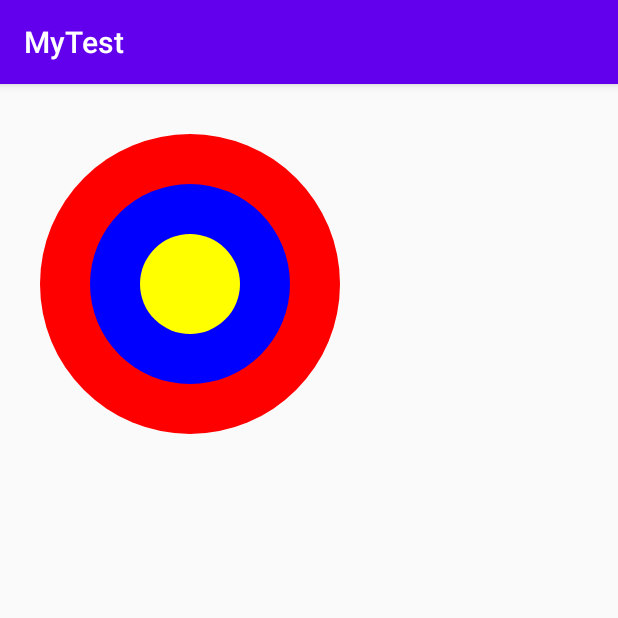
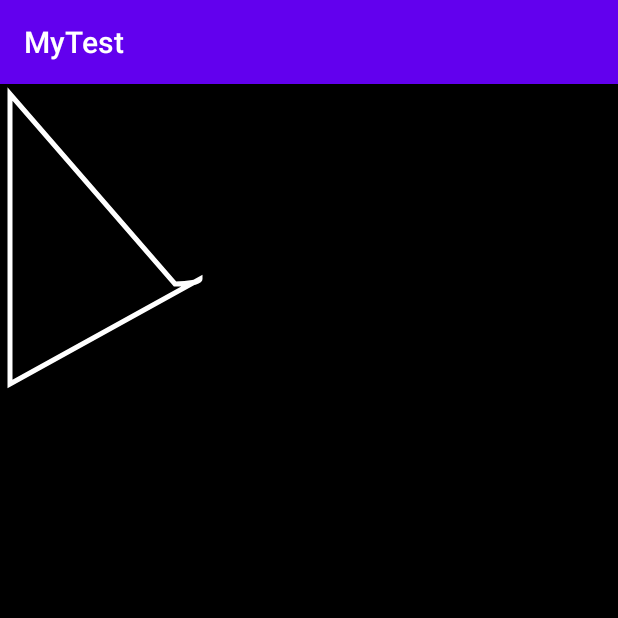
Before and after one commit to nightPPP/MyTest, an Android app: the screen it shows after launch (TestMyselfViewActivity), on a phone screen of 412 x 824 dp, the top half of it. Run offline under Robolectric (Android 15) with nearby library versions, the phone set to English and light mode, and no system bars.

Commit message:
自定义控件1--画笔

```diff
--- a/app/src/main/AndroidManifest.xml
+++ b/app/src/main/AndroidManifest.xml
@@ -13,7 +13,7 @@
         android:roundIcon="@mipmap/ic_launcher_round"
         android:supportsRtl="true"
         android:theme="@style/AppTheme">
-        <activity android:name=".myselfView.TestMyselfViewActivity">
+        <activity android:name=".myselfview.TestMyselfViewActivity">
             <intent-filter>
                 <action android:name="android.intent.action.MAIN" />
 
--- a/app/src/main/java/com/example/mytest/myselfView/LineTextView.java
+++ b/app/src/main/java/com/example/mytest/myselfview/LineTextView.java
@@ -1,4 +1,4 @@
-package com.example.mytest.myselfView;
+package com.example.mytest.myselfview;
 
 import android.content.Context;
 import android.graphics.Canvas;
@@ -6,7 +6,6 @@ import android.graphics.Color;
 import android.graphics.Paint;
 import android.graphics.RectF;
 import android.util.AttributeSet;
-import android.widget.TextView;
 
 import androidx.annotation.Nullable;
 
--- a/app/src/main/java/com/example/mytest/myselfView/MenuItemLayout.java
+++ b/app/src/main/java/com/example/mytest/myselfview/MenuItemLayout.java
@@ -1,4 +1,4 @@
-package com.example.mytest.myselfView;
+package com.example.mytest.myselfview;
 
 import android.content.Context;
 import android.content.res.TypedArray;
--- a/app/src/main/java/com/example/mytest/myselfView/RectView.java
+++ b/app/src/main/java/com/example/mytest/myselfview/RectView.java
@@ -1,4 +1,4 @@
-package com.example.mytest.myselfView;
+package com.example.mytest.myselfview;
 
 import android.content.Context;
 import android.graphics.Canvas;
--- a/app/src/main/java/com/example/mytest/myselfView/TestMyselfViewActivity.java
+++ b/app/src/main/java/com/example/mytest/myselfview/TestMyselfViewActivity.java
@@ -1,7 +1,6 @@
-package com.example.mytest.myselfView;
+package com.example.mytest.myselfview;
 
 import android.os.Bundle;
-import android.view.View;
 
 import androidx.annotation.Nullable;
 import androidx.appcompat.app.AppCompatActivity;
--- a/app/src/main/java/com/example/mytest/myselfView/PaintTest/BasisView.java
+++ b/app/src/main/java/com/example/mytest/myselfview/painttest/BasisView.java
@@ -1,4 +1,4 @@
-package com.example.mytest.myselfView.PaintTest;
+package com.example.mytest.myselfview.painttest;
 
 import android.content.Context;
 import android.graphics.Canvas;
@@ -26,6 +26,8 @@ public class BasisView extends View {
     protected void onDraw(Canvas canvas) {
         super.onDraw(canvas);
 
+        canvas.drawColor(Color.BLACK);
+
         Paint paint = new Paint();
         paint.setColor(Color.RED);
         paint.setStyle(Paint.Style.FILL);
@@ -38,5 +40,6 @@ public class BasisView extends View {
 
         paint.setColor(Color.YELLOW);
         canvas.drawCircle(190, 200, 50, paint);
+
     }
 }
--- /dev/null
+++ b/app/src/main/java/com/example/mytest/myselfview/painttest/PaintPath.java
@@ -0,0 +1,58 @@
+package com.example.mytest.myselfview.painttest;
+
+import android.content.Context;
+import android.graphics.Canvas;
+import android.graphics.Color;
+import android.graphics.Paint;
+import android.graphics.Path;
+import android.graphics.RectF;
+import android.util.AttributeSet;
+import android.view.View;
+
+import androidx.annotation.Nullable;
+
+/**
+ *
+ * @author liuy
+ */
+public class PaintPath extends View {
+    public PaintPath(Context context) {
+        super(context);
+    }
+
+    public PaintPath(Context context, @Nullable AttributeSet attrs) {
+        super(context, attrs);
+    }
+
+    public PaintPath(Context context, @Nullable AttributeSet attrs, int defStyleAttr) {
+        super(context, attrs, defStyleAttr);
+    }
+
+    @Override
+    protected void onDraw(Canvas canvas) {
+        super.onDraw(canvas);
+
+        canvas.drawColor(Color.BLACK);
+
+        Paint paint = new Paint();
+        paint.setColor(Color.WHITE);
+        paint.setStyle(Paint.Style.STROKE);
+        paint.setStrokeWidth(5);
+
+        Path path = new Path();
+        path.moveTo(10,10);
+        path.lineTo(10, 300);
+//        path.lineTo(100, 300);
+
+//        path.moveTo(200, 200);
+//        path.lineTo(200, 300);
+//        path.lineTo(400, 300);
+//        path.close();
+
+        RectF rectF = new RectF(150, 190, 200, 200);
+        path.arcTo(rectF, 0, 90);
+        path.close();
+
+        canvas.drawPath(path, paint);
+    }
+}
--- a/app/src/main/java/com/example/mytest/netChangeListener/NetStateChangeObserver.java
+++ b/app/src/main/java/com/example/mytest/netchangelistener/NetStateChangeObserver.java
@@ -1,4 +1,4 @@
-package com.example.mytest.netChangeListener;
+package com.example.mytest.netchangelistener;
 
 public interface NetStateChangeObserver {
     void onNetDisconnected();
--- a/app/src/main/java/com/example/mytest/netChangeListener/NetStateChangeReceiver.java
+++ b/app/src/main/java/com/example/mytest/netchangelistener/NetStateChangeReceiver.java
@@ -1,4 +1,4 @@
-package com.example.mytest.netChangeListener;
+package com.example.mytest.netchangelistener;
 
 import android.content.BroadcastReceiver;
 import android.content.Context;
--- a/app/src/main/java/com/example/mytest/netChangeListener/NetTestActivity.java
+++ b/app/src/main/java/com/example/mytest/netchangelistener/NetTestActivity.java
@@ -1,4 +1,4 @@
-package com.example.mytest.netChangeListener;
+package com.example.mytest.netchangelistener;
 
 import android.os.Bundle;
 import android.widget.TextView;
--- a/app/src/main/java/com/example/mytest/netChangeListener/NetworkType.java
+++ b/app/src/main/java/com/example/mytest/netchangelistener/NetworkType.java
@@ -1,4 +1,4 @@
-package com.example.mytest.netChangeListener;
+package com.example.mytest.netchangelistener;
 
 public enum  NetworkType {
     NETWORK_WIFI("WiFi"),
--- a/app/src/main/java/com/example/mytest/netChangeListener/NetworkUtil.java
+++ b/app/src/main/java/com/example/mytest/netchangelistener/NetworkUtil.java
@@ -1,4 +1,4 @@
-package com.example.mytest.netChangeListener;
+package com.example.mytest.netchangelistener;
 
 import android.content.Context;
 import android.net.ConnectivityManager;
--- a/app/src/main/java/com/example/mytest/recycleview/RcyViewAdapter.java
+++ b/app/src/main/java/com/example/mytest/recycleview/RcyViewAdapter.java
@@ -9,9 +9,8 @@ import androidx.annotation.NonNull;
 import androidx.recyclerview.widget.RecyclerView;
 
 import com.example.mytest.R;
-import com.example.mytest.myselfView.MenuItemLayout;
+import com.example.mytest.myselfview.MenuItemLayout;
 
-import java.util.ArrayList;
 import java.util.List;
 
 /**
--- a/app/src/main/res/layout/activity_test_self_view.xml
+++ b/app/src/main/res/layout/activity_test_self_view.xml
@@ -37,7 +37,7 @@
 <!--        android:layout_height="wrap_content"/>-->
 
 
-    <com.example.mytest.myselfView.PaintTest.BasisView
+    <com.example.mytest.myselfview.painttest.PaintPath
         android:layout_width="match_parent"
         android:layout_height="match_parent"/>
 
--- a/app/src/main/res/layout/rcy_item.xml
+++ b/app/src/main/res/layout/rcy_item.xml
@@ -5,7 +5,7 @@
     android:layout_height="wrap_content"
     android:orientation="horizontal">
 
-    <com.example.mytest.myselfView.MenuItemLayout
+    <com.example.mytest.myselfview.MenuItemLayout
         android:id="@+id/menu_item"
         android:layout_width="match_parent"
         android:layout_height="wrap_content"/>
```
